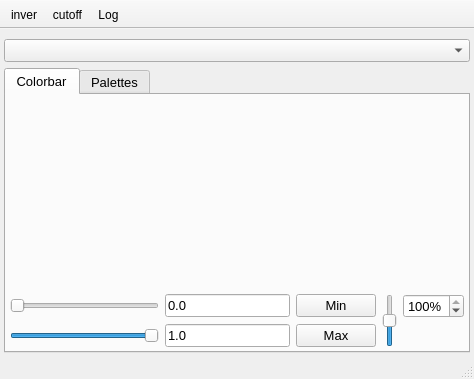
This is plugins/Colorscale/Colorscale.ui in NeutrinoToolkit/Neutrino as Qt 5 draws it before an edit. The edited form follows.
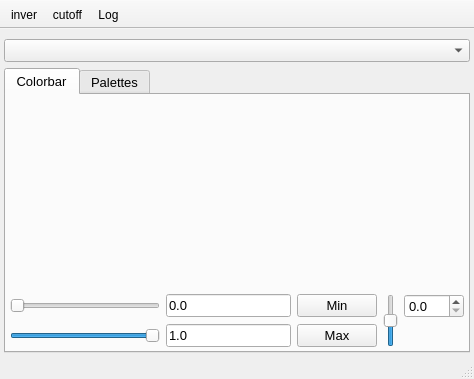
This is the edited form. Icons and pictures are not drawn. Custom widgets are drawn as their Qt base class.

```diff
--- a/plugins/Colorscale/Colorscale.ui
+++ b/plugins/Colorscale/Colorscale.ui
@@ -230,7 +230,7 @@
             </widget>
            </item>
            <item row="0" column="6">
-            <widget class="QSpinBox" name="percent">
+            <widget class="QDoubleSpinBox" name="percent">
              <property name="font">
               <font>
                <pointsize>10</pointsize>
@@ -239,14 +239,11 @@
              <property name="toolTip">
               <string>Percent of pixels to show in the colorbar</string>
              </property>
-             <property name="suffix">
-              <string>%</string>
+             <property name="decimals">
+              <number>1</number>
              </property>
-             <property name="maximum">
-              <number>100</number>
-             </property>
-             <property name="value">
-              <number>100</number>
+             <property name="singleStep">
+              <double>0.500000000000000</double>
              </property>
             </widget>
            </item>
```
